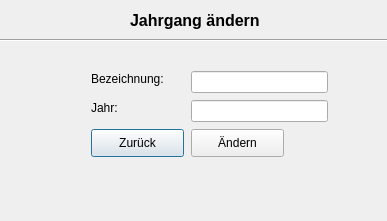
This is ZitatErfassung/frmjahrgangaendern.ui in TrialAnd404/MyRepo as Qt 5 draws it before an edit. The edited form follows.
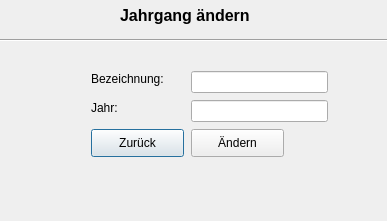
This is the edited form.

Diff of the .ui file:
```diff
--- a/ZitatErfassung/frmjahrgangaendern.ui
+++ b/ZitatErfassung/frmjahrgangaendern.ui
@@ -101,10 +101,10 @@
   <widget class="QLabel" name="label_3">
    <property name="geometry">
     <rect>
-     <x>130</x>
-     <y>10</y>
-     <width>161</width>
-     <height>21</height>
+     <x>120</x>
+     <y>0</y>
+     <width>181</width>
+     <height>31</height>
     </rect>
    </property>
    <property name="text">
```
